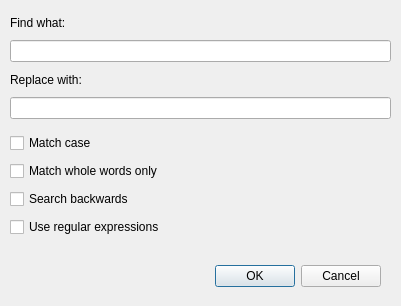
The window that src/ReplaceDialog.ui (Zeex/qawno) describes before a commit, drawn with Qt 5.
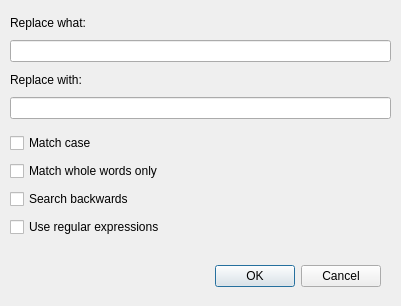
The same window after the commit.

Commit message: Change "Find what:" to "Replace what:" in ReplaceDialog

Patch:
```diff
--- a/src/ReplaceDialog.ui
+++ b/src/ReplaceDialog.ui
@@ -48,7 +48,7 @@
     <item>
      <widget class="QLabel" name="findWhatLabel">
       <property name="text">
-       <string>Find what:</string>
+       <string>Replace what:</string>
       </property>
      </widget>
     </item>
```
Left out of the diff: 4 changed lines with no effect on the pictures. The commit also changes 2 other files.
